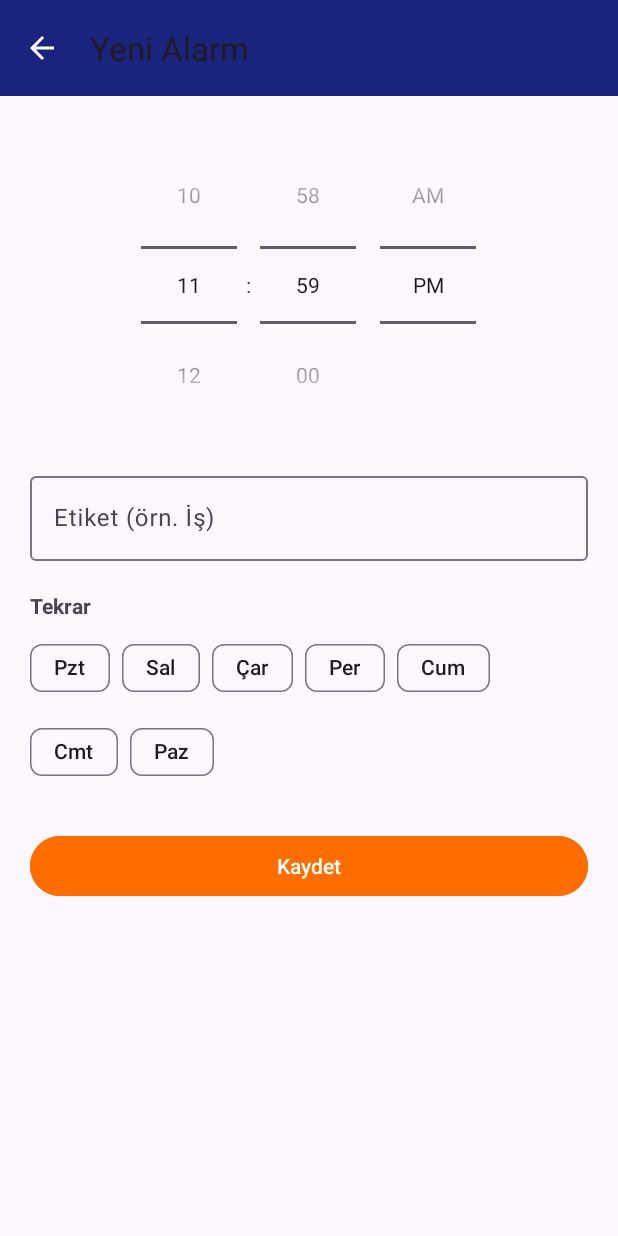
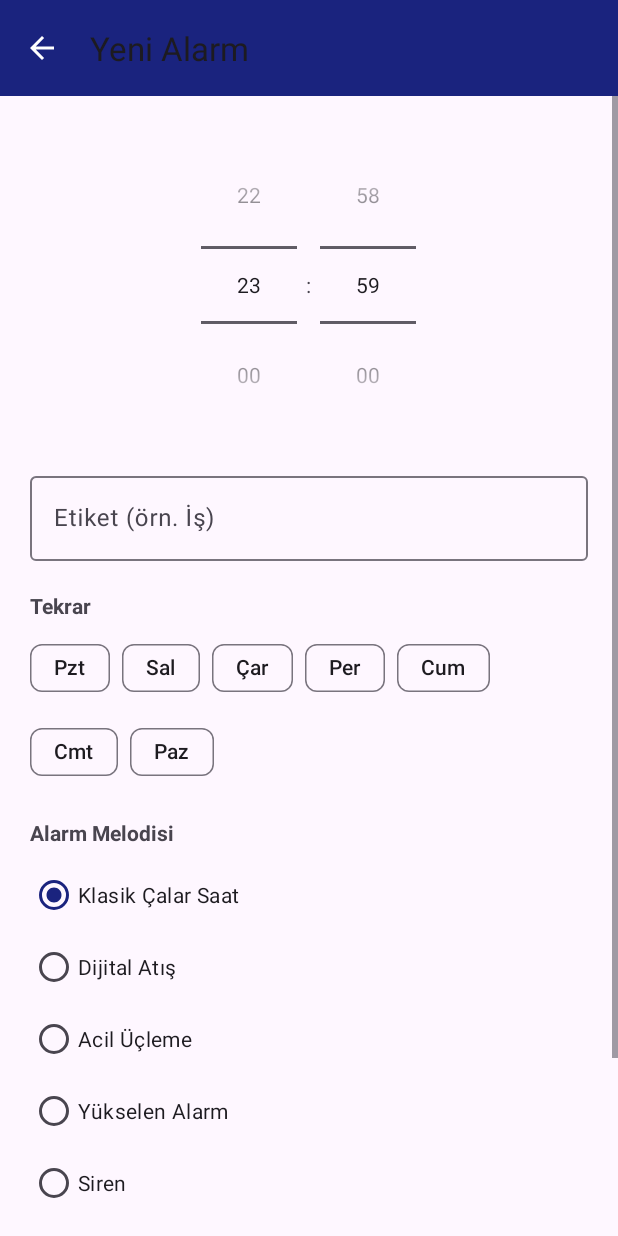
Before and after one commit to metehanyl/-alar-Saat-, an Android app: the AddEditAlarmActivity screen opened directly, with no data from a screen before it, on a phone screen of 412 x 824 dp. Run offline under Robolectric (Android 15) with nearby library versions, the phone set to English and light mode, and no system bars; 1 statement that could not run was skipped.

Commit message:
Add alarm melodies, loud-alarm hardening, and 24-hour time picker
- Synthesize 5 alarm-appropriate tone melodies at runtime via AudioTrack
  (no bundled audio assets needed), selectable per-alarm with preview
- Force STREAM_ALARM to max volume and request exclusive audio focus so
  alarms ring loudly regardless of ringer/silent/vibrate mode
- Prompt to exempt the app from battery optimization for more reliable
  delivery in power-saving modes
- Force 24-hour time picker display when creating/editing alarms
- Add Room migration (v1->v2) for the new per-alarm soundId column

```diff
--- a/app/src/main/AndroidManifest.xml
+++ b/app/src/main/AndroidManifest.xml
@@ -11,6 +11,7 @@
     <uses-permission android:name="android.permission.USE_FULL_SCREEN_INTENT" />
     <uses-permission android:name="android.permission.POST_NOTIFICATIONS" />
     <uses-permission android:name="android.permission.DISABLE_KEYGUARD" />
+    <uses-permission android:name="android.permission.REQUEST_IGNORE_BATTERY_OPTIMIZATIONS" />
 
     <application
         android:name=".AlarmApp"
--- a/app/src/main/java/com/metehanyl/calarsaat/alarm/AlarmReceiver.kt
+++ b/app/src/main/java/com/metehanyl/calarsaat/alarm/AlarmReceiver.kt
@@ -15,11 +15,13 @@ class AlarmReceiver : BroadcastReceiver() {
     override fun onReceive(context: Context, intent: Intent) {
         val alarmId = intent.getIntExtra(EXTRA_ALARM_ID, -1)
         val label = intent.getStringExtra(EXTRA_ALARM_LABEL).orEmpty()
+        val soundId = intent.getIntExtra(EXTRA_ALARM_SOUND_ID, 0)
         if (alarmId == -1) return
 
         val ringIntent = Intent(context, AlarmRingingService::class.java).apply {
             putExtra(EXTRA_ALARM_ID, alarmId)
             putExtra(EXTRA_ALARM_LABEL, label)
+            putExtra(EXTRA_ALARM_SOUND_ID, soundId)
         }
         ContextCompat.startForegroundService(context, ringIntent)
 
--- a/app/src/main/java/com/metehanyl/calarsaat/alarm/AlarmScheduler.kt
+++ b/app/src/main/java/com/metehanyl/calarsaat/alarm/AlarmScheduler.kt
@@ -9,6 +9,7 @@ import java.util.Calendar
 
 const val EXTRA_ALARM_ID = "extra_alarm_id"
 const val EXTRA_ALARM_LABEL = "extra_alarm_label"
+const val EXTRA_ALARM_SOUND_ID = "extra_alarm_sound_id"
 
 class AlarmScheduler(private val context: Context) {
 
@@ -36,6 +37,7 @@ class AlarmScheduler(private val context: Context) {
         val intent = Intent(context, AlarmReceiver::class.java).apply {
             putExtra(EXTRA_ALARM_ID, alarm.id)
             putExtra(EXTRA_ALARM_LABEL, alarm.label)
+            putExtra(EXTRA_ALARM_SOUND_ID, alarm.soundId)
         }
         return PendingIntent.getBroadcast(
             context, alarm.id, intent,
--- a/app/src/main/java/com/metehanyl/calarsaat/data/AlarmEntity.kt
+++ b/app/src/main/java/com/metehanyl/calarsaat/data/AlarmEntity.kt
@@ -13,6 +13,8 @@ data class AlarmEntity(
     // Comma separated Calendar.DAY_OF_WEEK values (1=Sunday .. 7=Saturday). Empty = one-time alarm.
     val repeatDays: String = "",
     val enabled: Boolean = true,
+    // Id of the AlarmMelody (see AlarmSounds) used when this alarm rings.
+    val soundId: Int = 0,
     // epoch millis of the next time this alarm is scheduled to fire, used to recompute on boot
     val nextTriggerAtMillis: Long = 0L
 ) {
--- a/app/src/main/java/com/metehanyl/calarsaat/ui/AddEditAlarmActivity.kt
+++ b/app/src/main/java/com/metehanyl/calarsaat/ui/AddEditAlarmActivity.kt
@@ -4,10 +4,13 @@ import android.os.Build
 import android.os.Bundle
 import androidx.appcompat.app.AlertDialog
 import androidx.appcompat.app.AppCompatActivity
+import androidx.appcompat.widget.AppCompatRadioButton
 import androidx.lifecycle.lifecycleScope
 import com.google.android.material.chip.Chip
 import com.metehanyl.calarsaat.R
 import com.metehanyl.calarsaat.alarm.AlarmScheduler
+import com.metehanyl.calarsaat.alarm.AlarmSounds
+import com.metehanyl.calarsaat.alarm.AlarmTonePlayer
 import com.metehanyl.calarsaat.data.AlarmDatabase
 import com.metehanyl.calarsaat.data.AlarmEntity
 import com.metehanyl.calarsaat.databinding.ActivityAddEditAlarmBinding
@@ -19,17 +22,22 @@ class AddEditAlarmActivity : AppCompatActivity() {
     private lateinit var binding: ActivityAddEditAlarmBinding
     private val dao by lazy { AlarmDatabase.getInstance(this).alarmDao() }
     private val scheduler by lazy { AlarmScheduler(this) }
+    private val tonePlayer = AlarmTonePlayer()
 
     private var editingAlarm: AlarmEntity? = null
     private val dayChips = mutableMapOf<Int, Chip>()
+    private lateinit var melodyButtons: Map<Int, AppCompatRadioButton>
+    private var previewPlaying = false
 
     override fun onCreate(savedInstanceState: Bundle?) {
         super.onCreate(savedInstanceState)
         binding = ActivityAddEditAlarmBinding.inflate(layoutInflater)
         setContentView(binding.root)
 
+        binding.timePicker.setIs24HourView(true)
         binding.toolbar.setNavigationOnClickListener { finish() }
         buildDayChips()
+        setupMelodyOptions()
 
         val alarmId = intent.getIntExtra(EXTRA_ALARM_ID, -1)
         if (alarmId != -1) {
@@ -48,6 +56,7 @@ class AddEditAlarmActivity : AppCompatActivity() {
 
         binding.buttonSave.setOnClickListener { onSaveClicked() }
         binding.buttonDelete.setOnClickListener { onDeleteClicked() }
+        binding.buttonPreviewMelody.setOnClickListener { onPreviewClicked() }
     }
 
     private fun buildDayChips() {
@@ -60,6 +69,48 @@ class AddEditAlarmActivity : AppCompatActivity() {
             dayChips[dayValue] = chip
             binding.chipGroupDays.addView(chip)
         }
+    }
+
+    private fun setupMelodyOptions() {
+        melodyButtons = mapOf(
+            0 to binding.radioMelody0,
+            1 to binding.radioMelody1,
+            2 to binding.radioMelody2,
+            3 to binding.radioMelody3,
+            4 to binding.radioMelody4
+        )
+        binding.radioGroupMelody.setOnCheckedChangeListener { _, _ -> stopPreview() }
+    }
+
+    private fun selectedSoundId(): Int =
+        melodyButtons.entries.firstOrNull { it.value.isChecked }?.key ?: 0
+
+    private fun onPreviewClicked() {
+        if (previewPlaying) {
+            stopPreview()
+        } else {
+            tonePlayer.start(AlarmSounds.byId(selectedSoundId()))
+            previewPlaying = true
+            binding.buttonPreviewMelody.setText(R.string.melody_preview_stop)
+        }
+    }
+
+    private fun stopPreview() {
+        if (previewPlaying) {
+            tonePlayer.stop()
+            previewPlaying = false
+            binding.buttonPreviewMelody.setText(R.string.melody_preview)
+        }
+    }
+
+    override fun onPause() {
+        super.onPause()
+        stopPreview()
+    }
+
+    override fun onDestroy() {
+        tonePlayer.stop()
+        super.onDestroy()
     }
 
     private fun bindAlarmToForm(alarm: AlarmEntity) {
@@ -77,6 +128,7 @@ class AddEditAlarmActivity : AppCompatActivity() {
         for ((dayValue, chip) in dayChips) {
             chip.isChecked = dayValue in days
         }
+        melodyButtons[alarm.soundId]?.isChecked = true
     }
 
     private fun onSaveClicked() {
@@ -99,6 +151,7 @@ class AddEditAlarmActivity : AppCompatActivity() {
             minute = minute,
             label = label,
             repeatDays = AlarmEntity.daysToString(selectedDays),
+            soundId = selectedSoundId(),
             enabled = true
         )
 
--- a/app/src/main/res/layout/activity_add_edit_alarm.xml
+++ b/app/src/main/res/layout/activity_add_edit_alarm.xml
@@ -62,6 +62,60 @@
                 android:layout_marginTop="8dp"
                 app:singleLine="false" />
 
+            <TextView
+                android:layout_width="wrap_content"
+                android:layout_height="wrap_content"
+                android:layout_marginTop="20dp"
+                android:text="@string/melody_title"
+                android:textStyle="bold" />
+
+            <RadioGroup
+                android:id="@+id/radioGroupMelody"
+                android:layout_width="match_parent"
+                android:layout_height="wrap_content"
+                android:layout_marginTop="8dp"
+                android:orientation="vertical">
+
+                <RadioButton
+                    android:id="@+id/radioMelody0"
+                    android:layout_width="match_parent"
+                    android:layout_height="wrap_content"
+                    android:text="@string/melody_classic"
+                    android:checked="true" />
+
+                <RadioButton
+                    android:id="@+id/radioMelody1"
+                    android:layout_width="match_parent"
+                    android:layout_height="wrap_content"
+                    android:text="@string/melody_digital" />
+
+                <RadioButton
+                    android:id="@+id/radioMelody2"
+                    android:layout_width="match_parent"
+                    android:layout_height="wrap_content"
+                    android:text="@string/melody_triplet" />
+
+                <RadioButton
+                    android:id="@+id/radioMelody3"
+                    android:layout_width="match_parent"
+                    android:layout_height="wrap_content"
+                    android:text="@string/melody_rising" />
+
+                <RadioButton
+                    android:id="@+id/radioMelody4"
+                    android:layout_width="match_parent"
+                    android:layout_height="wrap_content"
+                    android:text="@string/melody_siren" />
+            </RadioGroup>
+
+            <Button
+                android:id="@+id/buttonPreviewMelody"
+                android:layout_width="wrap_content"
+                android:layout_height="wrap_content"
+                android:layout_marginTop="8dp"
+                android:text="@string/melody_preview"
+                style="@style/Widget.Material3.Button.TextButton" />
+
             <Button
                 android:id="@+id/buttonSave"
                 android:layout_width="match_parent"
--- a/app/src/main/res/values/strings.xml
+++ b/app/src/main/res/values/strings.xml
@@ -37,4 +37,17 @@
     <string name="ring_dismiss_hint">Kapatmak için PIN\'i girin</string>
     <string name="ring_pin_wrong">Yanlış PIN</string>
     <string name="ring_dismiss_button">Kapat</string>
+
+    <string name="melody_title">Alarm Melodisi</string>
+    <string name="melody_classic">Klasik Çalar Saat</string>
+    <string name="melody_digital">Dijital Atış</string>
+    <string name="melody_triplet">Acil Üçleme</string>
+    <string name="melody_rising">Yükselen Alarm</string>
+    <string name="melody_siren">Siren</string>
+    <string name="melody_preview">Dinle</string>
+    <string name="melody_preview_stop">Durdur</string>
+
+    <string name="battery_optimization_title">Pil optimizasyonunu kapatın</string>
+    <string name="battery_optimization_message">Alarmların güç tasarrufu modunda da güvenilir şekilde çalması için bu uygulamayı pil optimizasyonundan hariç tutmanız önerilir.</string>
+    <string name="battery_optimization_action">İzin Ver</string>
 </resources>
```
Also changed, not shown: app/src/main/java/com/metehanyl/calarsaat/alarm/AlarmRingingService.kt (+33 -2 lines), app/src/main/java/com/metehanyl/calarsaat/alarm/AlarmSounds.kt (added, +71 -0 lines), app/src/main/java/com/metehanyl/calarsaat/alarm/AlarmTonePlayer.kt (added, +75 -0 lines), app/src/main/java/com/metehanyl/calarsaat/data/AlarmDatabase.kt (+10 -2 lines), app/src/main/java/com/metehanyl/calarsaat/ui/MainActivity.kt (+22 -0 lines).
